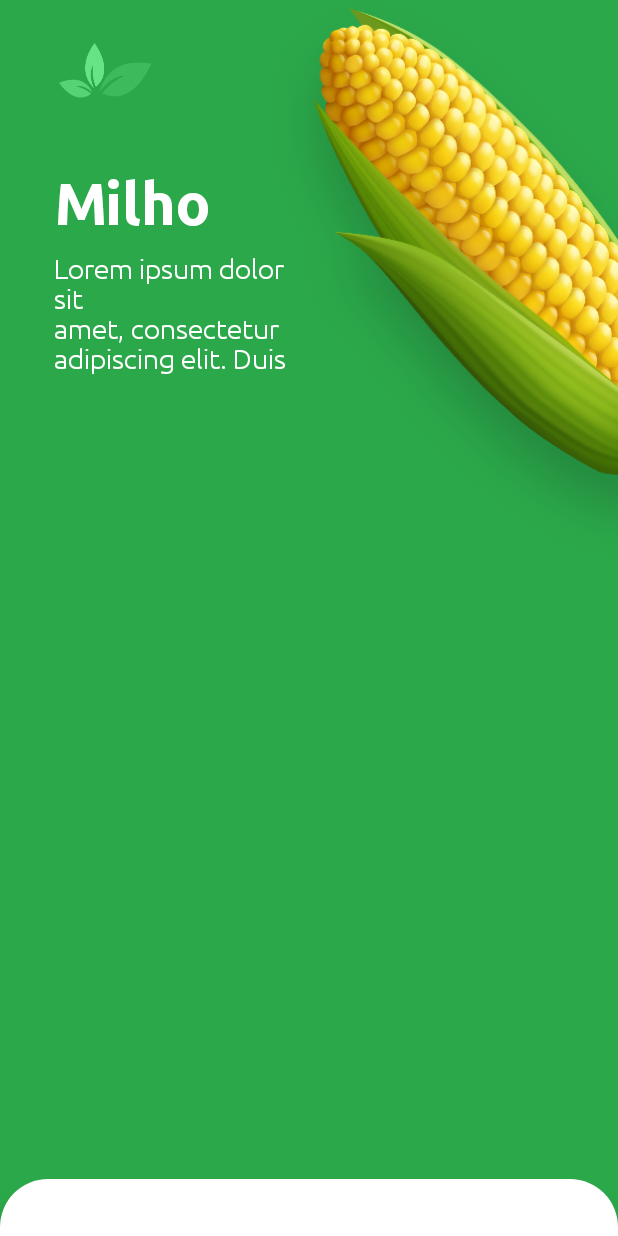
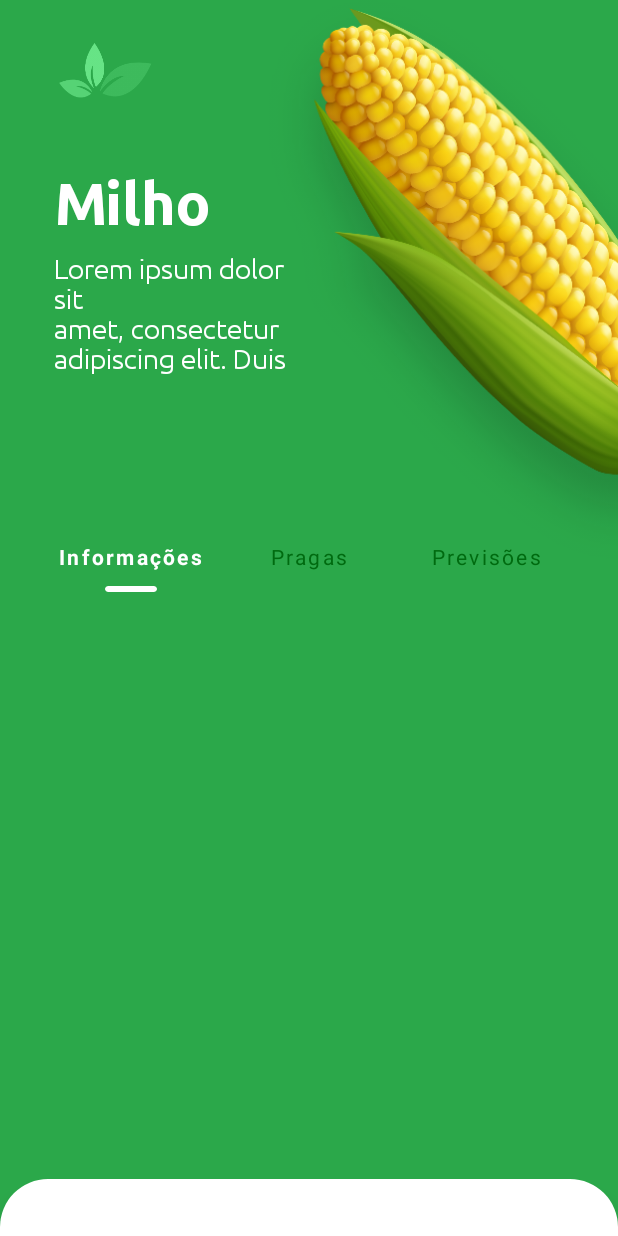
Before and after one commit to arthurgonzaga/PlanteCerto, an Android app built with Jetpack Compose: the screen it shows after launch (MainActivity), on a phone screen of 412 x 824 dp. Run offline under Robolectric (Android 15) with nearby library versions, the phone set to English and light mode, and no system bars; our stand-ins replace livedata-compose; 2 statements that could not run were skipped.

Commit message:
add tabselector

```diff
--- a/app/src/main/java/br/com/plantecerto/MainActivity.kt
+++ b/app/src/main/java/br/com/plantecerto/MainActivity.kt
@@ -4,6 +4,7 @@ import android.os.Bundle
 import androidx.activity.ComponentActivity
 import androidx.activity.compose.setContent
 import androidx.compose.foundation.clickable
+import androidx.compose.foundation.layout.Column
 import androidx.compose.foundation.layout.fillMaxSize
 import androidx.compose.material.Button
 import androidx.compose.material.MaterialTheme
@@ -14,10 +15,8 @@ import androidx.compose.runtime.currentComposer
 import androidx.compose.ui.Modifier
 import androidx.compose.ui.tooling.preview.Preview
 import androidx.lifecycle.viewmodel.compose.viewModel
-import br.com.plantecerto.ui.components.ListBottomSheet
-import br.com.plantecerto.ui.components.ListData
-import br.com.plantecerto.ui.components.ListItem
-import br.com.plantecerto.ui.components.TopInfoLayout
+import br.com.plantecerto.ui.components.*
+import br.com.plantecerto.ui.screen.DetailScreen
 import br.com.plantecerto.ui.theme.PlanteCertoTheme
 import br.com.plantecerto.ui.theme.ThemeViewModel
 import kotlin.random.Random
@@ -25,31 +24,6 @@ import kotlin.random.Random
 class MainActivity : ComponentActivity() {
     override fun onCreate(savedInstanceState: Bundle?) {
         super.onCreate(savedInstanceState)
-        setContent {
-            val vm: ThemeViewModel = viewModel()
-            PlanteCertoTheme(viewModel = vm) {
-                ListBottomSheet {
-                    Surface(
-                        modifier = Modifier.fillMaxSize(),
-                        color = MaterialTheme.colors.background
-                    ) {
-                        TopInfoLayout()
-                    }
-                }
-            }
-        }
+        setContent { DetailScreen() }
     }
 }
-
-@Composable
-fun Greeting(name: String) {
-    Text(text = "Hello $name!")
-}
-
-@Preview(showBackground = true)
-@Composable
-fun DefaultPreview() {
-    PlanteCertoTheme {
-        Greeting("Android")
-    }
-}
--- /dev/null
+++ b/app/src/main/java/br/com/plantecerto/ui/components/TabSelector.kt
@@ -0,0 +1,82 @@
+package br.com.plantecerto.ui.components
+
+import androidx.compose.foundation.background
+import androidx.compose.foundation.layout.*
+import androidx.compose.material.*
+import androidx.compose.material.TabRowDefaults.tabIndicatorOffset
+import androidx.compose.runtime.*
+import androidx.compose.ui.Modifier
+import androidx.compose.ui.draw.clip
+import androidx.compose.ui.graphics.Color
+import androidx.compose.ui.text.TextStyle
+import androidx.compose.ui.text.font.FontWeight
+import androidx.compose.ui.tooling.preview.Preview
+import androidx.compose.ui.unit.dp
+import androidx.compose.ui.unit.sp
+import br.com.plantecerto.ui.utils.noRippleClickable
+
+/**
+ * Created by Arthur Gonzaga on 9/7/2022
+ */
+@Composable
+fun TabSelector(
+    modifier: Modifier = Modifier,
+    selectedIndex: MutableState<Int>,
+    titles: List<String>
+) {
+    TabRow(
+        modifier = modifier.height(55.dp).padding(horizontal = 28.dp).fillMaxWidth(),
+        divider = {},
+        backgroundColor = Color.Transparent,
+        indicator = { TabIndicator(tabPositions = it, selected = selectedIndex.value) },
+        selectedTabIndex = selectedIndex.value
+    ) {
+        titles.forEachIndexed { index, s ->
+            val isSelected = selectedIndex.value == index
+
+            Tab(
+                selected = isSelected,
+                onClick = {
+                    selectedIndex.value = index
+                },
+            ) {
+                Text(
+                    text = s,
+                    style = TextStyle(
+                        letterSpacing = 1.5.sp,
+                        fontWeight = if(isSelected) {
+                            FontWeight.Bold
+                        } else {
+                            FontWeight.Normal
+                        }
+                    ),
+                    color = if(isSelected) {
+                        MaterialTheme.colors.onBackground
+                    } else {
+                        MaterialTheme.colors.secondary
+                    }
+                )
+            }
+        }
+
+    }
+}
+
+@Composable
+fun TabIndicator(
+    tabPositions: List<TabPosition>,
+    selected: Int
+) {
+    Box(
+        Modifier
+            .tabIndicatorOffset(tabPositions[selected])
+            .height(4.dp)
+            .padding(horizontal = 42.dp)
+            .offset(y = (-5).dp)
+            .clip(shape = MaterialTheme.shapes.medium)
+            .background(
+                color = MaterialTheme.colors.onBackground,
+                shape = MaterialTheme.shapes.medium
+            )
+    )
+}
--- /dev/null
+++ b/app/src/main/java/br/com/plantecerto/ui/screen/DetailScreen.kt
@@ -0,0 +1,40 @@
+package br.com.plantecerto.ui.screen
+
+import androidx.compose.foundation.layout.Column
+import androidx.compose.foundation.layout.fillMaxSize
+import androidx.compose.foundation.layout.offset
+import androidx.compose.runtime.Composable
+import androidx.compose.runtime.mutableStateOf
+import androidx.compose.runtime.remember
+import androidx.compose.ui.Modifier
+import androidx.compose.ui.unit.dp
+import androidx.lifecycle.viewmodel.compose.viewModel
+import br.com.plantecerto.ui.components.ListBottomSheet
+import br.com.plantecerto.ui.components.TabSelector
+import br.com.plantecerto.ui.components.TopInfoLayout
+import br.com.plantecerto.ui.theme.PlanteCertoTheme
+import br.com.plantecerto.ui.theme.ThemeViewModel
+
+
+@Composable
+fun DetailScreen() {
+    val vm: ThemeViewModel = viewModel()
+
+    val tabTitles = listOf("Informações", "Pragas", "Previsões")
+    val tabIndexSelected = remember { mutableStateOf(0) }
+
+    PlanteCertoTheme(viewModel = vm) {
+        ListBottomSheet {
+            Column(
+                modifier = Modifier.fillMaxSize()
+            ) {
+                TopInfoLayout()
+                TabSelector(
+                    modifier = Modifier.offset(y = (-60).dp),
+                    titles = tabTitles,
+                    selectedIndex = tabIndexSelected
+                )
+            }
+        }
+    }
+}
--- a/app/src/main/java/br/com/plantecerto/ui/theme/Theme.kt
+++ b/app/src/main/java/br/com/plantecerto/ui/theme/Theme.kt
@@ -11,6 +11,7 @@ import androidx.compose.foundation.shape.RoundedCornerShape
 import androidx.compose.material.Colors
 import androidx.compose.material.MaterialTheme
 import androidx.compose.material.lightColors
+import androidx.compose.material.ripple.LocalRippleTheme
 import androidx.compose.runtime.*
 import androidx.compose.runtime.livedata.observeAsState
 import androidx.compose.ui.unit.dp
@@ -19,6 +20,7 @@ import androidx.lifecycle.MutableLiveData
 import androidx.lifecycle.ViewModel
 import androidx.lifecycle.viewmodel.compose.viewModel
 import br.com.plantecerto.domain.data.Themes
+import br.com.plantecerto.ui.utils.NoRippleTheme
 
 const val ThemeLabelTransition = "ThemeLabelTransition"
 
@@ -29,6 +31,7 @@ fun PlanteCertoTheme(
 ) {
     val transition = updateTransition(targetState = viewModel.theme, label = ThemeLabelTransition)
 
+    CompositionLocalProvider(LocalRippleTheme provides NoRippleTheme) {
         MaterialTheme(
             colors = lightColors(
                 primary = transition.animateColor(label = ThemeLabelTransition) { it.value.pallete.primary }.value,
@@ -41,6 +44,7 @@ fun PlanteCertoTheme(
             shapes = Shapes,
             content = content
         )
+    }
     LaunchedEffect(key1 = true) {
         viewModel.init()
     }
--- /dev/null
+++ b/app/src/main/java/br/com/plantecerto/ui/utils/NoRippleTheme.kt
@@ -0,0 +1,14 @@
+package br.com.plantecerto.ui.utils
+
+import androidx.compose.material.ripple.RippleAlpha
+import androidx.compose.material.ripple.RippleTheme
+import androidx.compose.runtime.Composable
+import androidx.compose.ui.graphics.Color
+
+object NoRippleTheme : RippleTheme {
+    @Composable
+    override fun defaultColor() = Color.Unspecified
+
+    @Composable
+    override fun rippleAlpha(): RippleAlpha = RippleAlpha(0.0f,0.0f,0.0f,0.0f)
+}
```
Lines whose indentation alone changed are shown as unchanged.
